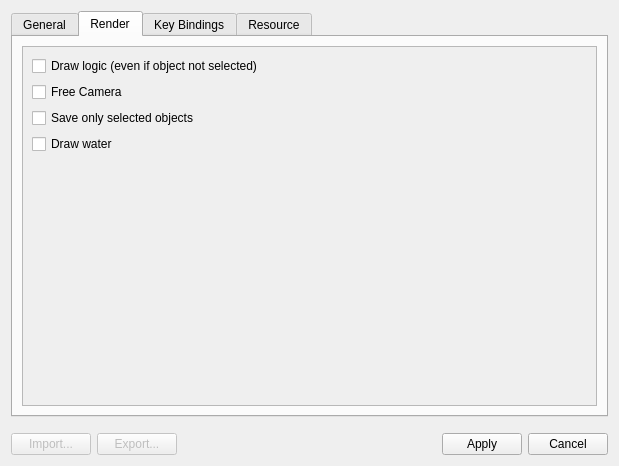
Before: the Qt Designer form settings.ui in konstvest/ei_maper, drawn with Qt 5.
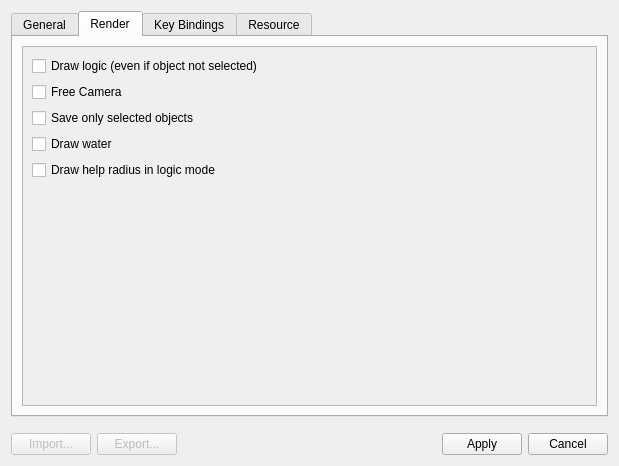
After: the same form once the commit is applied. The open tabs and pages were chosen to show the change.

Commit message: added drawing help radius in logic mode

Patch:
```diff
--- a/settings.ui
+++ b/settings.ui
@@ -204,6 +204,13 @@
              </property>
             </widget>
            </item>
+           <item>
+            <widget class="QCheckBox" name="drawHelp">
+             <property name="text">
+              <string>Draw help radius in logic mode</string>
+             </property>
+            </widget>
+           </item>
            <item>
             <spacer name="verticalSpacer">
              <property name="orientation">
```
Left out of the diff: 2 changed lines with no effect on the pictures. The commit also changes 5 other files.
